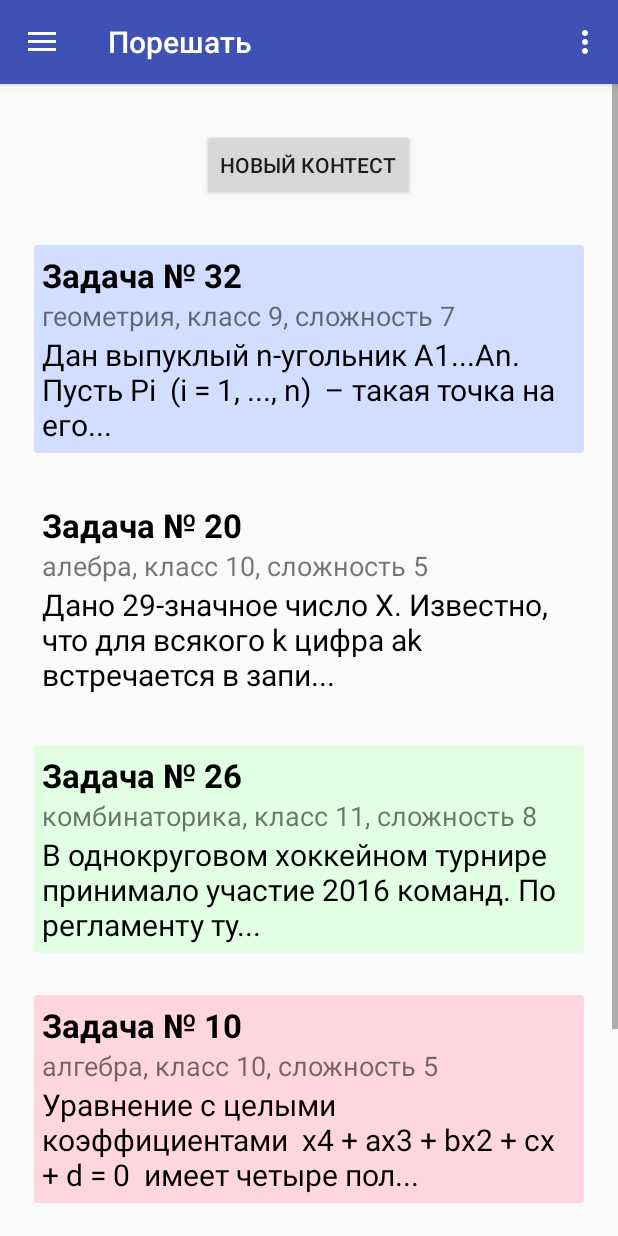
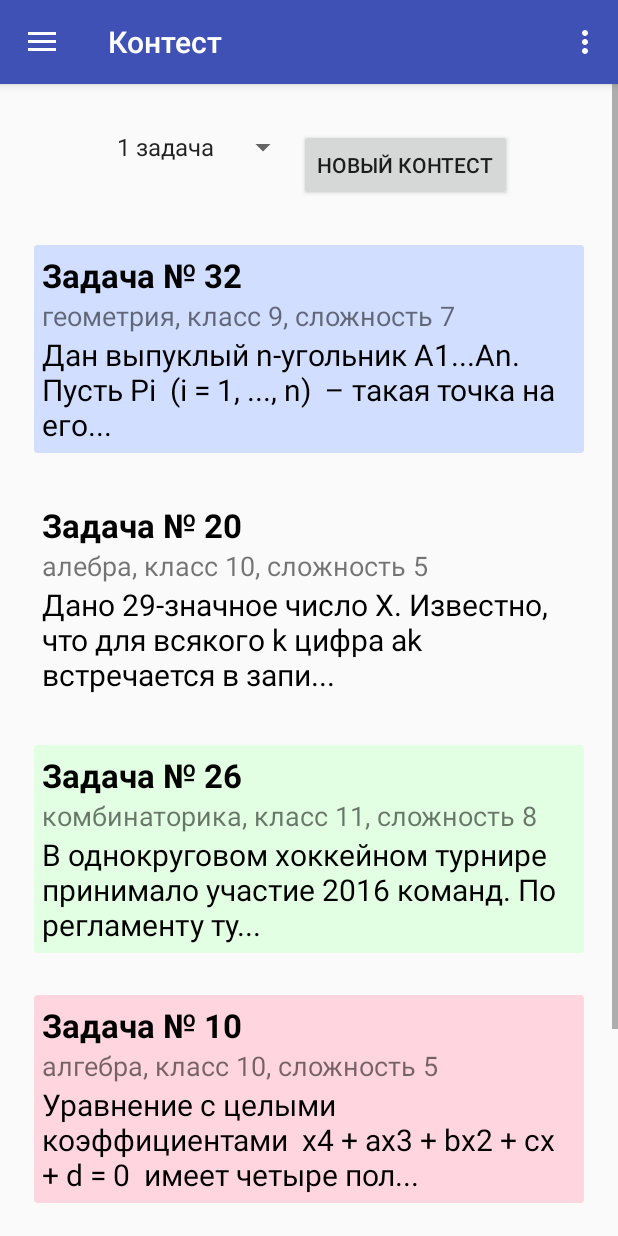
Before and after one commit to matveevk/PrepOlymp, an Android app: the screen it shows after launch (MainActivity), after a tap on "Контест", on a phone screen of 412 x 824 dp. Run offline under Robolectric (Android 15) with nearby library versions, the phone set to English and light mode, and no system bars; 1 statement that could not run was skipped; 1 other tap on this screen came first.

Commit message:
RandomContest: button and spinner init, needs debug

```diff
--- a/app/src/main/java/com/example/root/prepolymp/fragments/RandomContest.java
+++ b/app/src/main/java/com/example/root/prepolymp/fragments/RandomContest.java
@@ -8,6 +8,8 @@ import android.support.v7.widget.CardView;
 import android.view.LayoutInflater;
 import android.view.View;
 import android.view.ViewGroup;
+import android.widget.Button;
+import android.widget.Spinner;
 import android.widget.TextView;
 
 import com.example.root.prepolymp.Problem;
@@ -29,7 +31,17 @@ public class RandomContest extends Fragment {
     @Override
     public void onViewCreated(View view, @Nullable Bundle savedInstanceState) {
         super.onViewCreated(view, savedInstanceState);
-        getActivity().setTitle("Порешать");
+        getActivity().setTitle("Контест");
+
+        Button button = (Button)getActivity().findViewById(R.id.contest_gen_btn);
+        button.setOnClickListener(new View.OnClickListener() {
+            @Override
+            public void onClick(View v) {
+                Spinner spinner = (Spinner)getActivity().findViewById(R.id.random_contest_spinner);
+                int n = spinner.getSelectedItemPosition() + 1;
+                getContest(n);
+            }
+        });
 
         getContest(5);
     }
--- a/app/src/main/res/layout/menu_random_contest.xml
+++ b/app/src/main/res/layout/menu_random_contest.xml
@@ -17,14 +17,29 @@
         android:paddingTop="30dp"
         android:paddingBottom="20dp">
 
-        <Button
+        <RelativeLayout
             android:id="@+id/contest_gen"
             android:layout_width="wrap_content"
             android:layout_height="wrap_content"
-            android:text="Новый контест"
-            android:gravity="center"
-            android:layout_centerHorizontal="true"
-            android:layout_marginBottom="25dp"/>
+            android:layout_centerHorizontal="true">
+
+            <Spinner
+                android:id="@+id/random_contest_spinner"
+                android:layout_width="wrap_content"
+                android:layout_height="wrap_content"
+                android:entries="@array/random_contest_array"
+                android:prompt="@string/random_contest_prompt" />
+
+            <Button
+                android:id="@+id/contest_gen_btn"
+                android:layout_width="wrap_content"
+                android:layout_height="wrap_content"
+                android:text="Новый контест"
+                android:gravity="center"
+                android:layout_marginBottom="25dp"
+                android:layout_toRightOf="@id/random_contest_spinner"/>
+
+        </RelativeLayout>
 
         <android.support.v7.widget.CardView
             android:id="@+id/problemCardView1"
```
Also changed, not shown: app/src/main/res/values/strings.xml (+8 -73 lines).
